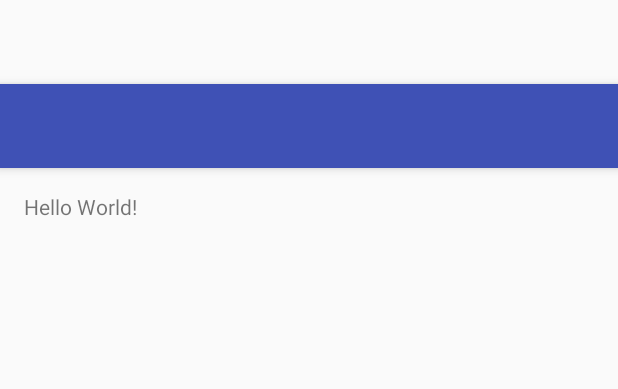
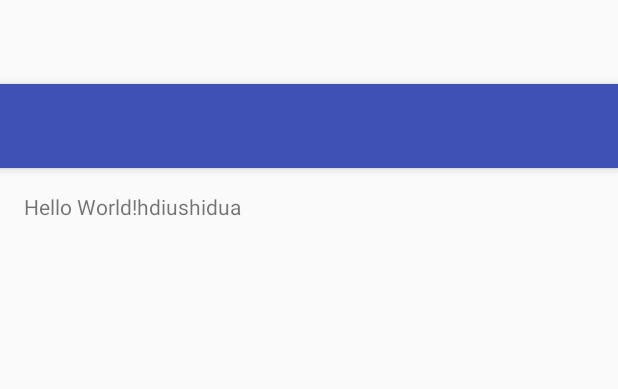
Before and after one commit to fercugliandro/PocGitHub, an Android app: the layout app_bar_base_main.xml on its own in the app's theme, with its tools: preview values and no code run, on a phone screen of 412 x 824 dp. Shown: the top 389 px of the screen. Run offline under Robolectric (Android 15) with nearby library versions, the phone set to English and light mode, and no system bars.

Commit message:
Initial commit

```diff
--- a/app/src/main/res/layout/content_base_main.xml
+++ b/app/src/main/res/layout/content_base_main.xml
@@ -15,5 +15,5 @@
     <TextView
         android:layout_width="wrap_content"
         android:layout_height="wrap_content"
-        android:text="Hello World!" />
+        android:text="Hello World!hdiushidua" />
 </RelativeLayout>
```
